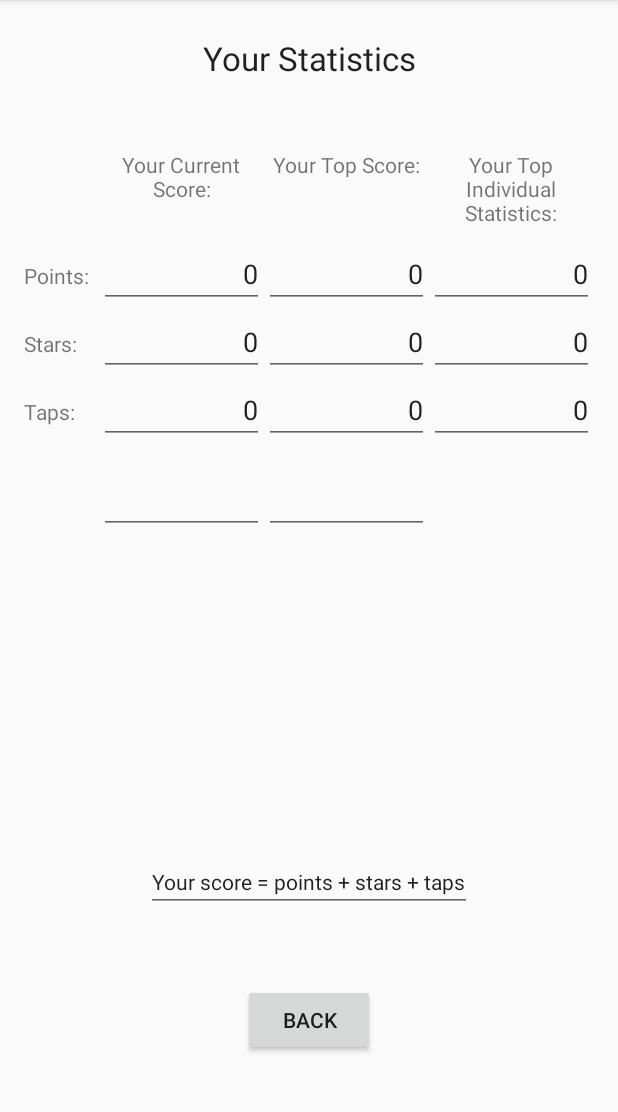
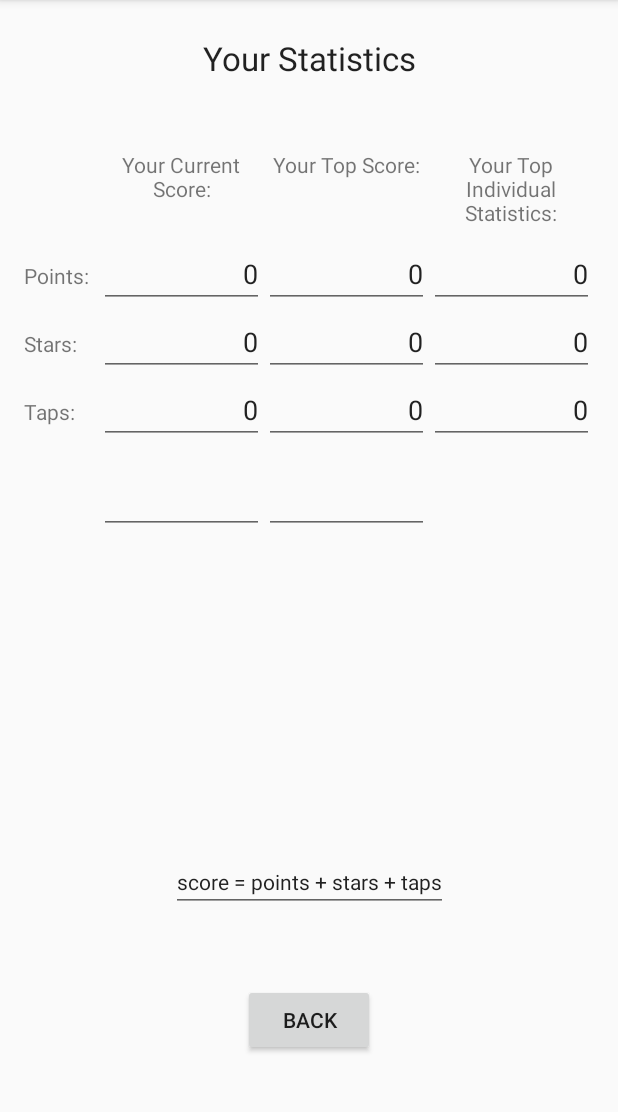
Before and after one commit to irinajinli/four-minigames, an Android app: the StatisticsActivity screen opened directly, with no data from a screen before it, on a phone screen of 412 x 824 dp, the part 84-1196 px from its top. Run offline under Robolectric (Android 15) with nearby library versions, the phone set to English and light mode, and no system bars; 11 statements that could not run were skipped.

Commit message:
Edited StatisticsActivity.

```diff
--- a/phase2/Game1/app/src/main/java/com/example/game1/presentation/view/user/StatisticsActivity.java
+++ b/phase2/Game1/app/src/main/java/com/example/game1/presentation/view/user/StatisticsActivity.java
@@ -21,7 +21,7 @@ public class StatisticsActivity extends AppCompatActivity {
         setContentView(R.layout.activity_statistics);
 
         EditText infoText = findViewById(R.id.infoText);
-        infoText.setText("Your score = points + stars + taps");
+        infoText.setText("score = points + stars + taps");
 
         /*
         Display the current score of the current user
```
